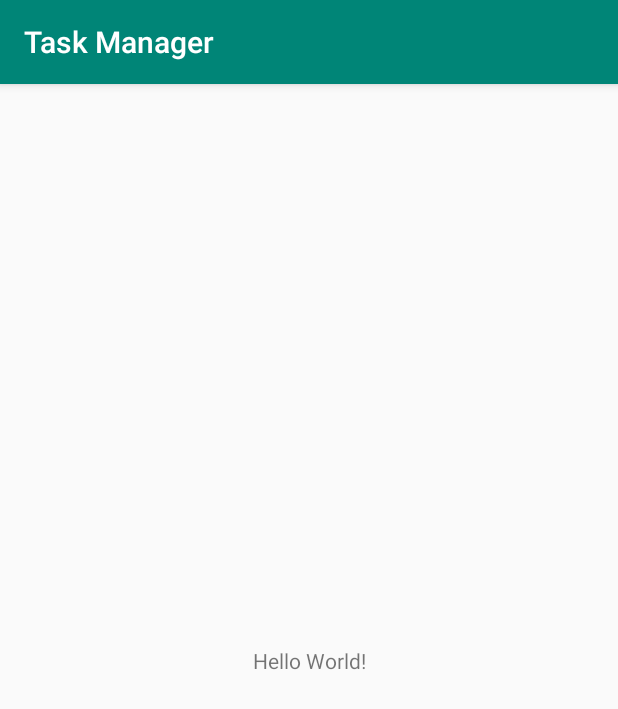
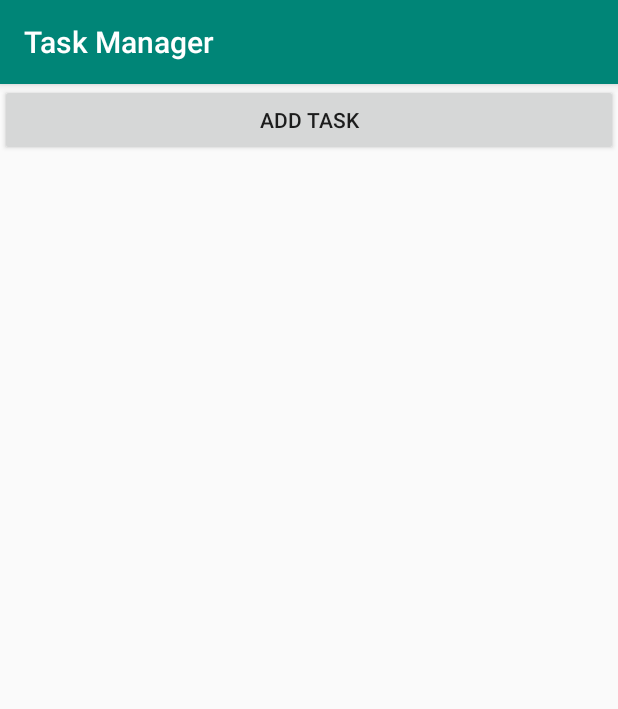
Before and after one commit to haysiA09/P12ps, an Android app: the screen it shows after launch (MainActivity), on a phone screen of 412 x 824 dp. Shown: the top 709 px of the screen. Run offline under Robolectric (Android 15) with nearby library versions, the phone set to English and light mode, and no system bars.

```diff
--- a/app/src/main/AndroidManifest.xml
+++ b/app/src/main/AndroidManifest.xml
@@ -9,6 +9,7 @@
         android:roundIcon="@mipmap/ic_launcher_round"
         android:supportsRtl="true"
         android:theme="@style/AppTheme">
+        <activity android:name=".SecondActivity"></activity>
         <activity android:name=".MainActivity">
             <intent-filter>
                 <action android:name="android.intent.action.MAIN" />
--- a/app/src/main/res/layout/activity_main.xml
+++ b/app/src/main/res/layout/activity_main.xml
@@ -1,18 +1,20 @@
 <?xml version="1.0" encoding="utf-8"?>
-<android.support.constraint.ConstraintLayout xmlns:android="http://schemas.android.com/apk/res/android"
+<LinearLayout xmlns:android="http://schemas.android.com/apk/res/android"
     xmlns:app="http://schemas.android.com/apk/res-auto"
     xmlns:tools="http://schemas.android.com/tools"
     android:layout_width="match_parent"
     android:layout_height="match_parent"
+    android:orientation="vertical"
     tools:context=".MainActivity">
 
-    <TextView
+    <ListView
+        android:id="@+id/lv"
         android:layout_width="wrap_content"
+        android:layout_height="wrap_content"/>
+
+    <Button
+        android:id="@+id/btnAdd"
+        android:layout_width="match_parent"
         android:layout_height="wrap_content"
-        android:text="Hello World!"
-        app:layout_constraintBottom_toBottomOf="parent"
-        app:layout_constraintLeft_toLeftOf="parent"
-        app:layout_constraintRight_toRightOf="parent"
-        app:layout_constraintTop_toTopOf="parent" />
-
-</android.support.constraint.ConstraintLayout>
+        android:text="Add Task" />
+</LinearLayout>
```
